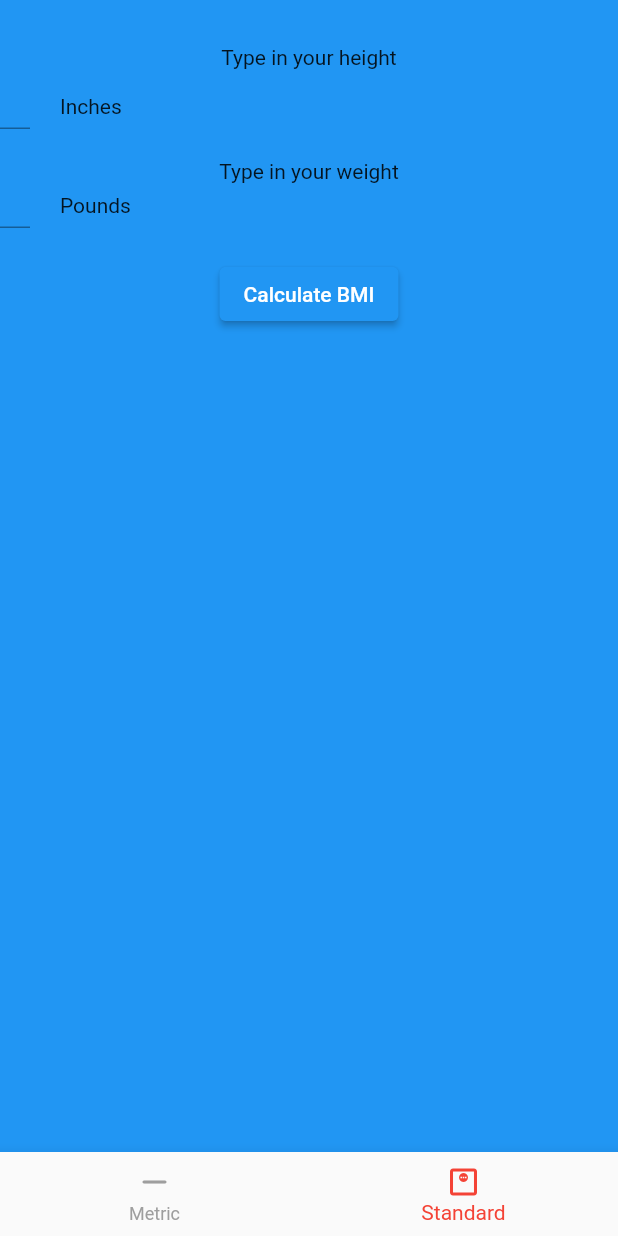
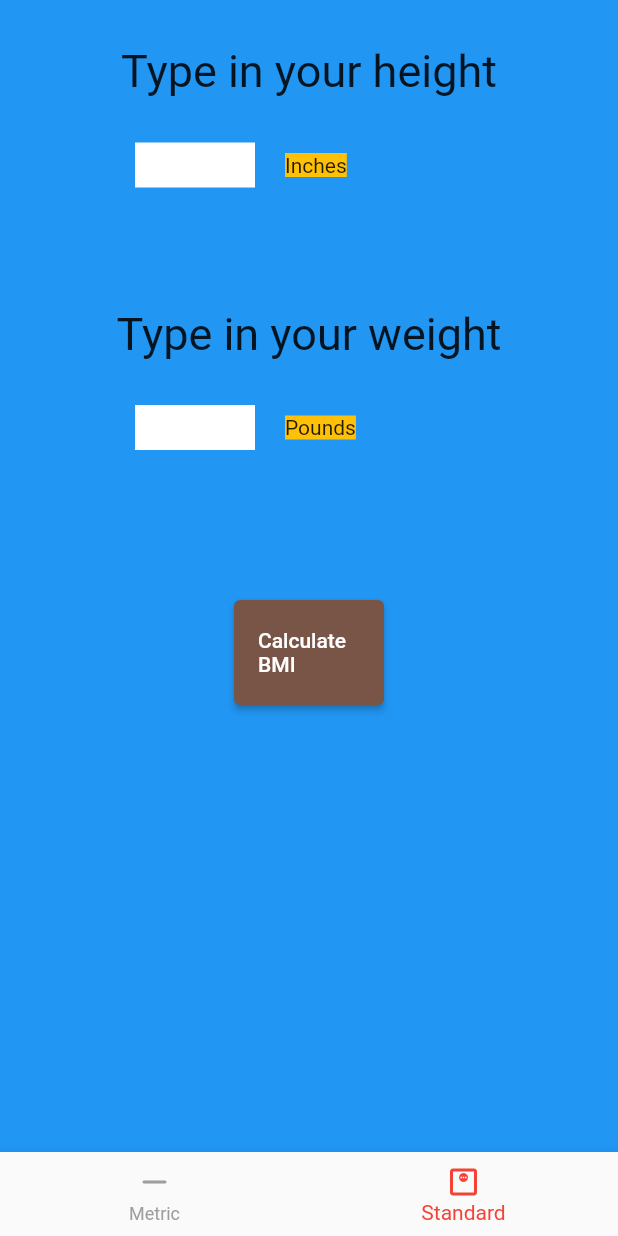
Before and after one commit to BankoleOcean29/bmi_calculator, a Flutter app: the screen it shows after launch, item 2 of the bottom bar chosen, after a tap on "Calculate BMI", on a phone screen of 412 x 824 dp. Run offline on Flutter 3.47's test engine with Material 2 defaults, Android fonts, the phone set to English and light mode, and no system bars.

Commit message:
UI updated

```diff
--- a/lib/screen.dart
+++ b/lib/screen.dart
@@ -57,30 +57,70 @@ class _MetricState extends State<Metric> {
     return Column(
       children: [
         const SizedBox(height: 30,),
-        const Text('Type in your height', style: TextStyle(fontSize: 20),),
-        const SizedBox(height: 10,),
-        Row(
-          children: const [
-            SizedBox( height: 30,
-                width: 20,
-                child: TextField()),
-            SizedBox(width: 20,),
-            Text('Centimetre')
-          ],
+        const Text('Type in your height', style: TextStyle(fontSize: 30),),
+        const SizedBox(height: 30,),
+        Padding(
+          padding: const EdgeInsets.only(left: 90.0),
+          child: Row(
+            children:  [
+              const SizedBox( height: 30,
+                  width: 80,
+                  child: TextField(
+                    decoration: InputDecoration(
+                      border: InputBorder.none,
+                      fillColor: Colors.white,
+                      filled: true,
+                      focusedBorder: OutlineInputBorder(
+                        borderSide: BorderSide(color: Colors.greenAccent)
+                      )
+                    ),
+                  ),
+              ),
+              const SizedBox(width: 20,),
+              Container(
+                color: Colors.amber,
+                  child: const Text('Centimeters'))
+            ],
+          ),
         ),
-        const SizedBox(height: 20,),
-        const Text('Type in your weight'),
-        Row(
-          children: const [
-            SizedBox( height: 30,
-                width: 20,
-                child: TextField()),
-            SizedBox(width: 20,),
-            Text('Kilograms'),
-          ],
+        const SizedBox(height: 80,),
+        const Text('Type in your weight', style: TextStyle(fontSize: 30),),
+        const SizedBox(height: 30,),
+        Padding(
+          padding: const EdgeInsets.only(left: 90.0),
+          child: Row(
+            children: [
+              const SizedBox( height: 30,
+                  width: 80,
+                  child: TextField(
+                    decoration: InputDecoration(
+                        border: InputBorder.none,
+                        fillColor: Colors.white,
+                        filled: true,
+                        focusedBorder: OutlineInputBorder(
+                            borderSide: BorderSide(color: Colors.greenAccent)
+                        )
+                    ),
+                  ),
+              ),
+              const SizedBox(width: 20,),
+              Container(
+                color: Colors.amber,
+                  child: const Text('Kilograms')),
+            ],
+          ),
         ),
-        const SizedBox(height: 20,),
-        ElevatedButton(onPressed: () {}, child: const Text('Calculate BMI'))
+        const SizedBox(height: 50,),
+        SizedBox(
+          height: 70,
+          width: 100,
+          child: ElevatedButton(
+              style: ElevatedButton.styleFrom(
+                backgroundColor: Colors.brown,
+              ),
+              onPressed: () {},
+              child: const Text('Calculate BMI')),
+        )
       ],
     );
   }
@@ -101,32 +141,70 @@ class _StandardState extends State<Standard> {
     return Column(
       children: [
         const SizedBox(height: 30,),
-        const Text('Type in your height'),
-        const SizedBox(height: 10,),
-        Row(
-          children:  const [
-            SizedBox(
-                height: 30,
-                width: 20,
-                child: TextField()),
-            SizedBox(width: 20,),
-            Text('Inches')
-          ],
+        const Text('Type in your height', style: TextStyle(fontSize: 30),),
+        const SizedBox(height: 30,),
+        Padding(
+          padding: const EdgeInsets.only(left: 90.0),
+          child: Row(
+            children:  [
+              const SizedBox( height: 30,
+                  width: 80,
+                  child: TextField(
+                    decoration: InputDecoration(
+                        border: InputBorder.none,
+                        fillColor: Colors.white,
+                        filled: true,
+                        focusedBorder: OutlineInputBorder(
+                            borderSide: BorderSide(color: Colors.greenAccent)
+                        )
+                    ),
+                  ),
+              ),
+              const SizedBox(width: 20,),
+              Container(
+                  color: Colors.amber,
+                  child: const Text('Inches'))
+            ],
+          ),
         ),
-        const SizedBox(height: 20,),
-        const Text('Type in your weight'),
-        Row(
-          children: const [
-            SizedBox(
-                height: 30,
-                width: 20,
-                child: TextField()),
-            SizedBox(width: 20,),
-            Text('Pounds'),
-          ],
+        const SizedBox(height: 80,),
+        const Text('Type in your weight', style: TextStyle(fontSize: 30),),
+        const SizedBox(height: 30,),
+        Padding(
+          padding: const EdgeInsets.only(left: 90.0),
+          child: Row(
+            children: [
+              const SizedBox( height: 30,
+                  width: 80,
+                  child: TextField(
+                    decoration: InputDecoration(
+                        border: InputBorder.none,
+                        fillColor: Colors.white,
+                        filled: true,
+                        focusedBorder: OutlineInputBorder(
+                            borderSide: BorderSide(color: Colors.greenAccent)
+                        )
+                    ),
+                  ),
+              ),
+              const SizedBox(width: 20,),
+              Container(
+                  color: Colors.amber,
+                  child: const Text('Pounds')),
+            ],
+          ),
         ),
-        const SizedBox(height: 20,),
-        ElevatedButton(onPressed: () {}, child: const Text('Calculate BMI'))
+        const SizedBox(height: 100,),
+        SizedBox(
+          height: 70,
+          width: 100,
+          child: ElevatedButton(
+              style: ElevatedButton.styleFrom(
+                backgroundColor: Colors.brown,
+              ),
+              onPressed: () {},
+              child: const Text('Calculate BMI')),
+        )
       ],
     );
   }
```
